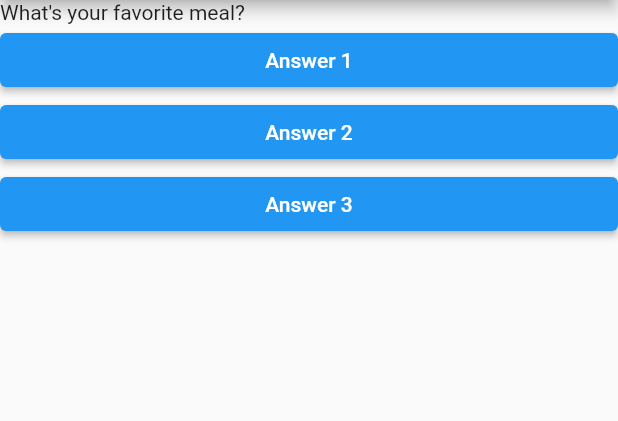
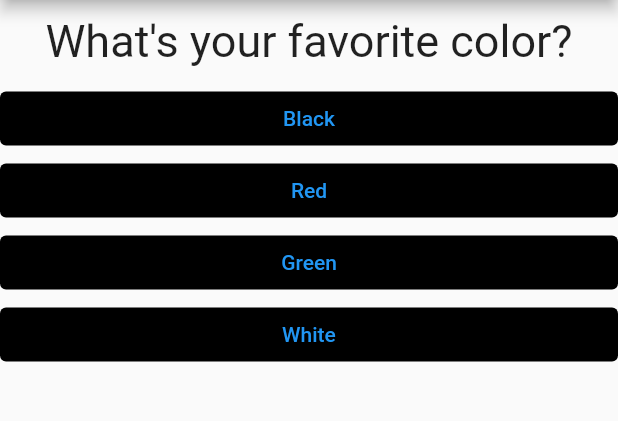
Before and after one commit to Abrei852/startup_namer, a Flutter app: the screen it shows after launch, on a phone screen of 412 x 824 dp, the part 84-505 px from its top. Run offline on Flutter 3.47's test engine with Material 2 defaults, Android fonts, the phone set to English and light mode, and no system bars.

```diff
--- /dev/null
+++ b/lib/answer.dart
@@ -0,0 +1,22 @@
+import 'package:flutter/material.dart';
+
+class Answer extends StatelessWidget {
+  final VoidCallback selectHandler;
+  final String answerText;
+
+  Answer(this.selectHandler, this.answerText);
+
+  @override
+  Widget build(BuildContext context) {
+    return Container(
+        width: double.infinity,
+        child: TextButton(
+          style: TextButton.styleFrom(backgroundColor: Colors.black),
+          child: Text(
+            answerText,
+            style: TextStyle(color: Colors.blue),
+          ),
+          onPressed: selectHandler,
+        ));
+  }
+}
--- a/lib/main.dart
+++ b/lib/main.dart
@@ -1,118 +1,8 @@
-// import 'package:flutter/material.dart';
+//First import of packages then the import of files
+import 'package:flutter/material.dart';
 
-// void main() {
-//   runApp(MyApp());
-// }
-
-// class MyApp extends StatelessWidget {
-//   // This widget is the root of your application.
-//   @override
-//   Widget build(BuildContext context) {
-//     return MaterialApp(
-//       title: 'Flutter Demo',
-//       theme: ThemeData(
-//         // This is the theme of your application.
-//         //
-//         // Try running your application with "flutter run". You'll see the
-//         // application has a blue toolbar. Then, without quitting the app, try
-//         // changing the primarySwatch below to Colors.green and then invoke
-//         // "hot reload" (press "r" in the console where you ran "flutter run",
-//         // or simply save your changes to "hot reload" in a Flutter IDE).
-//         // Notice that the counter didn't reset back to zero; the application
-//         // is not restarted.
-//         primarySwatch: Colors.blue,
-//       ),
-//       home: MyHomePage(title: 'Flutter Demo Home Page'),
-//     );
-//   }
-// }
-
-// class MyHomePage extends StatefulWidget {
-//   MyHomePage({Key? key, required this.title}) : super(key: key);
-
-//   // This widget is the home page of your application. It is stateful, meaning
-//   // that it has a State object (defined below) that contains fields that affect
-//   // how it looks.
-
-//   // This class is the configuration for the state. It holds the values (in this
-//   // case the title) provided by the parent (in this case the App widget) and
-//   // used by the build method of the State. Fields in a Widget subclass are
-//   // always marked "final".
-
-//   final String title;
-
-//   @override
-//   _MyHomePageState createState() => _MyHomePageState();
-// }
-
-// class _MyHomePageState extends State<MyHomePage> {
-//   int _counter = 0;
-
-//   void _incrementCounter() {
-//     setState(() {
-//       // This call to setState tells the Flutter framework that something has
-//       // changed in this State, which causes it to rerun the build method below
-//       // so that the display can reflect the updated values. If we changed
-//       // _counter without calling setState(), then the build method would not be
-//       // called again, and so nothing would appear to happen.
-//       _counter++;
-//     });
-//   }
-
-//   @override
-//   Widget build(BuildContext context) {
-//     // This method is rerun every time setState is called, for instance as done
-//     // by the _incrementCounter method above.
-//     //
-//     // The Flutter framework has been optimized to make rerunning build methods
-//     // fast, so that you can just rebuild anything that needs updating rather
-//     // than having to individually change instances of widgets.
-//     return Scaffold(
-//       appBar: AppBar(
-//         // Here we take the value from the MyHomePage object that was created by
-//         // the App.build method, and use it to set our appbar title.
-//         title: Text(widget.title),
-//       ),
-//       body: Center(
-//         // Center is a layout widget. It takes a single child and positions it
-//         // in the middle of the parent.
-//         child: Column(
-//           // Column is also a layout widget. It takes a list of children and
-//           // arranges them vertically. By default, it sizes itself to fit its
-//           // children horizontally, and tries to be as tall as its parent.
-//           //
-//           // Invoke "debug painting" (press "p" in the console, choose the
-//           // "Toggle Debug Paint" action from the Flutter Inspector in Android
-//           // Studio, or the "Toggle Debug Paint" command in Visual Studio Code)
-//           // to see the wireframe for each widget.
-//           //
-//           // Column has various properties to control how it sizes itself and
-//           // how it positions its children. Here we use mainAxisAlignment to
-//           // center the children vertically; the main axis here is the vertical
-//           // axis because Columns are vertical (the cross axis would be
-//           // horizontal).
-//           mainAxisAlignment: MainAxisAlignment.center,
-//           children: <Widget>[
-//             Text(
-//               'You have clicked the button this many times:',
-//             ),
-//             Text(
-//               '$_counter',
-//               style: Theme.of(context).textTheme.headline4,
-//             ),
-//           ],
-//         ),
-//       ),
-//       floatingActionButton: FloatingActionButton(
-//         onPressed: _incrementCounter,
-//         tooltip: 'Increment',
-//         child: Icon(Icons.add),
-//       ), // This trailing comma makes auto-formatting nicer for build methods.
-//     );
-//   }
-// }
-
-import 'package:flutter/material.dart';
+import './quiz.dart';
+import './result.dart';
 
 void main() {
   runApp(MyApp());
@@ -123,32 +13,55 @@ class MyApp extends StatefulWidget {
   _MyAppState createState() => _MyAppState();
 }
 
+//Underscore informs dart that this class is private.
 class _MyAppState extends State<MyApp> {
-  var questionIndex = 0;
+  final _questions = const [
+    //{} is a shorthand for creating a MAP
+    {
+      'questionText': 'What\'s your favorite color?',
+      'answers': [
+        {'text': 'Black', 'score': 10},
+        {'text': 'Red', 'score': 15},
+        {'text': 'Green', 'score': 20},
+        {'text': 'White', 'score': 25}
+      ]
+    },
+    {
+      'questionText': 'What\'s your favorite animal?',
+      'answers': [
+        {'text': 'Bunny', 'score': 10},
+        {'text': 'Dog', 'score': 15},
+        {'text': 'Cat', 'score': 20},
+        {'text': 'Budgie', 'score': 25}
+      ]
+    }
+  ];
+  var _questionIndex = 0;
+  var _totalScore = 0;
 
-  void answerQuestion() {
+  void _answerQuestion(int score) {
+    _totalScore += score;
+
     setState(() {
-      questionIndex = questionIndex + 1;
+      _questionIndex = _questionIndex + 1;
     });
-    print(questionIndex);
+    print(_questionIndex);
   }
 
   @override
   Widget build(BuildContext context) {
-    var question = [
-      'What\'s your favorite meal?',
-      'What\'s your favorite animal?',
-      'What\'s your favorite color?',
-    ];
+    //const is compile time constant and final is runtime constant
+
     return MaterialApp(
         home: Scaffold(
       appBar: AppBar(title: Text('My First App')),
-      body: ListView(children: [
-        Text(question[questionIndex]),
-        ElevatedButton(child: Text('Answer 1'), onPressed: answerQuestion),
-        ElevatedButton(child: Text('Answer 2'), onPressed: answerQuestion),
-        ElevatedButton(child: Text('Answer 3'), onPressed: answerQuestion),
-      ]),
+      body: _questionIndex < _questions.length
+          ? Quiz(
+              answerQuestion: _answerQuestion,
+              questions: _questions,
+              questionIndex: _questionIndex,
+            )
+          : Result(_totalScore),
     ));
   }
 }
--- /dev/null
+++ b/lib/question.dart
@@ -0,0 +1,21 @@
+//One widget per file
+
+import 'package:flutter/material.dart';
+
+class Question extends StatelessWidget {
+  final String questionText;
+
+  Question(this.questionText);
+
+  @override
+  Widget build(BuildContext context) {
+    return Container(
+        width: double.infinity,
+        margin: EdgeInsets.all(10),
+        child: Text(
+          questionText,
+          style: TextStyle(fontSize: 30),
+          textAlign: TextAlign.center,
+        ));
+  }
+}
--- /dev/null
+++ b/lib/quiz.dart
@@ -0,0 +1,25 @@
+import 'package:flutter/material.dart';
+
+import './question.dart';
+import './answer.dart';
+
+class Quiz extends StatelessWidget {
+  final List<Map<String, Object>> questions;
+  final int questionIndex;
+  final Function answerQuestion;
+
+  Quiz(
+      {required this.questions,
+      required this.answerQuestion,
+      required this.questionIndex});
+
+  @override
+  Widget build(BuildContext context) {
+    return ListView(children: [
+      Question((questions[questionIndex]['questionText'] as String)),
+      ...(questions[questionIndex]['answers'] as List<Map<String, Object>>).map((answer) {
+        return Answer(() => answerQuestion(answer['score']), (answer['text'] as String));
+      }).toList()
+    ]);
+  }
+}
--- /dev/null
+++ b/lib/result.dart
@@ -0,0 +1,17 @@
+import 'package:flutter/material.dart';
+
+class Result extends StatelessWidget {
+  final int totalScore;
+
+  Result(this.totalScore);
+
+  @override
+  Widget build(BuildContext context) {
+    return Center(
+      child: Text(
+        totalScore.toString(),
+        style: TextStyle(fontSize: 36, fontWeight: FontWeight.bold),
+      ),
+    );
+  }
+}
```
